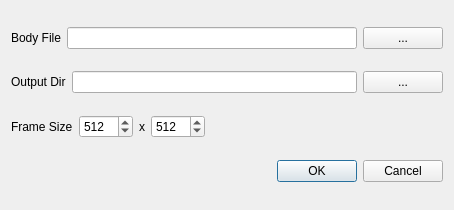
Before: the Qt Designer form neurolabi/gui/dialogs/zflyembodyscreenshotdialog.ui in janelia-flyem/NeuTu, drawn with Qt 5.
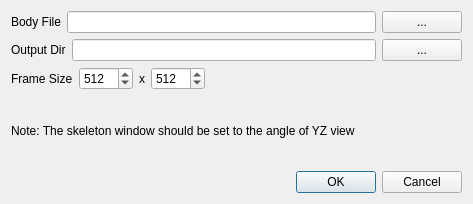
After: the same form once the commit is applied.

Patch:
```diff
--- a/neurolabi/gui/dialogs/zflyembodyscreenshotdialog.ui
+++ b/neurolabi/gui/dialogs/zflyembodyscreenshotdialog.ui
@@ -6,8 +6,8 @@
    <rect>
     <x>0</x>
     <y>0</y>
-    <width>454</width>
-    <height>210</height>
+    <width>473</width>
+    <height>204</height>
    </rect>
   </property>
   <property name="windowTitle">
@@ -117,6 +117,13 @@
      </item>
     </layout>
    </item>
+   <item>
+    <widget class="QLabel" name="label_5">
+     <property name="text">
+      <string>Note: The skeleton window should be set to the angle of YZ view</string>
+     </property>
+    </widget>
+   </item>
    <item>
     <widget class="QDialogButtonBox" name="buttonBox">
      <property name="orientation">
```
Left out of the diff: 2 changed lines with no effect on the pictures.
